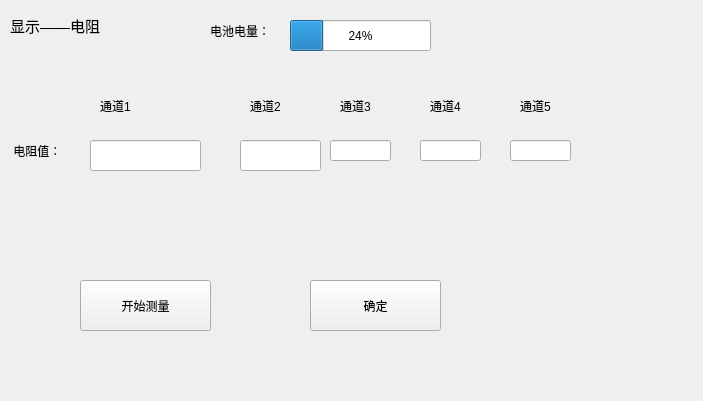
First picture: the form in ui_show/showwin_measureresis.ui, repository Dirck-YHP/Proj_sensor_detect, before the edit.
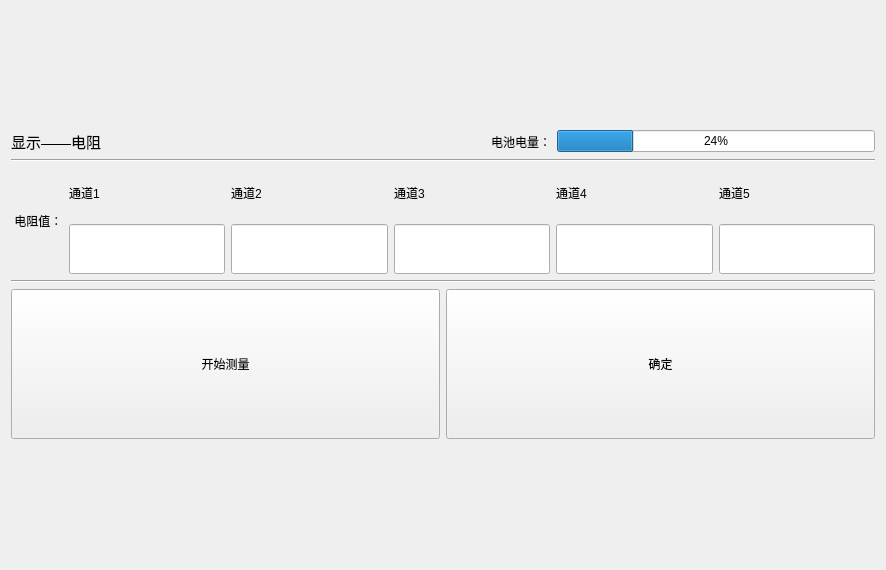
Second picture: the form after the edit.

Patch:
```diff
--- a/ui_show/showwin_measureresis.ui
+++ b/ui_show/showwin_measureresis.ui
@@ -6,22 +6,20 @@
    <rect>
     <x>0</x>
     <y>0</y>
-    <width>703</width>
-    <height>401</height>
+    <width>886</width>
+    <height>570</height>
    </rect>
   </property>
   <property name="windowTitle">
    <string>显示_电阻</string>
   </property>
+  <layout class="QGridLayout" name="gridLayout">
+   <item row="0" column="0">
+    <layout class="QVBoxLayout" name="verticalLayout_6">
+     <item>
+      <layout class="QHBoxLayout" name="horizontalLayout_3">
+       <item>
   <widget class="QLabel" name="label">
-   <property name="geometry">
-    <rect>
-     <x>10</x>
-     <y>10</y>
-     <width>201</width>
-     <height>31</height>
-    </rect>
-   </property>
    <property name="font">
     <font>
      <pointsize>11</pointsize>
@@ -31,181 +29,219 @@
     <string>显示——电阻</string>
    </property>
   </widget>
-  <widget class="QPushButton" name="btn_ok">
-   <property name="geometry">
-    <rect>
-     <x>310</x>
-     <y>280</y>
-     <width>131</width>
-     <height>51</height>
-    </rect>
-   </property>
-   <property name="text">
-    <string>确定</string>
-   </property>
-  </widget>
+       </item>
+       <item>
+        <spacer name="horizontalSpacer">
+         <property name="orientation">
+          <enum>Qt::Horizontal</enum>
+         </property>
+         <property name="sizeHint" stdset="0">
+          <size>
+           <width>40</width>
+           <height>20</height>
+          </size>
+         </property>
+        </spacer>
+       </item>
+       <item>
+        <layout class="QHBoxLayout" name="horizontalLayout_2">
+         <item>
   <widget class="QLabel" name="label_2">
-   <property name="geometry">
-    <rect>
-     <x>210</x>
-     <y>10</y>
-     <width>131</width>
-     <height>41</height>
-    </rect>
-   </property>
    <property name="text">
     <string>电池电量：</string>
    </property>
   </widget>
+         </item>
+         <item>
   <widget class="QProgressBar" name="pBar_battery">
-   <property name="geometry">
-    <rect>
-     <x>290</x>
-     <y>20</y>
-     <width>141</width>
-     <height>31</height>
-    </rect>
-   </property>
    <property name="value">
     <number>24</number>
    </property>
   </widget>
+         </item>
+        </layout>
+       </item>
+      </layout>
+     </item>
+     <item>
+      <widget class="Line" name="line_2">
+       <property name="orientation">
+        <enum>Qt::Horizontal</enum>
+       </property>
+      </widget>
+     </item>
+     <item>
+      <layout class="QHBoxLayout" name="horizontalLayout_4">
+       <item>
   <widget class="QLabel" name="label_3">
-   <property name="geometry">
-    <rect>
-     <x>10</x>
-     <y>130</y>
-     <width>111</width>
-     <height>41</height>
-    </rect>
-   </property>
    <property name="text">
     <string> 电阻值：</string>
    </property>
   </widget>
+       </item>
+       <item>
+        <layout class="QHBoxLayout" name="horizontalLayout">
+         <item>
+          <layout class="QVBoxLayout" name="verticalLayout">
+           <item>
+            <widget class="QLabel" name="label_ch1">
+             <property name="maximumSize">
+              <size>
+               <width>16777215</width>
+               <height>50</height>
+              </size>
+             </property>
+             <property name="text">
+              <string>通道1</string>
+             </property>
+            </widget>
+           </item>
+           <item>
   <widget class="QLineEdit" name="lineE_show_resis_1">
-   <property name="geometry">
-    <rect>
-     <x>90</x>
-     <y>140</y>
-     <width>111</width>
-     <height>31</height>
-    </rect>
-   </property>
-  </widget>
-  <widget class="QLabel" name="label_ch3">
-   <property name="geometry">
-    <rect>
-     <x>340</x>
-     <y>90</y>
-     <width>61</width>
-     <height>31</height>
-    </rect>
-   </property>
-   <property name="text">
-    <string>通道3</string>
-   </property>
-  </widget>
+             <property name="minimumSize">
+              <size>
+               <width>0</width>
+               <height>50</height>
+              </size>
+             </property>
+            </widget>
+           </item>
+          </layout>
+         </item>
+         <item>
+          <layout class="QVBoxLayout" name="verticalLayout_2">
+           <item>
   <widget class="QLabel" name="label_ch2">
-   <property name="geometry">
-    <rect>
-     <x>250</x>
-     <y>90</y>
-     <width>61</width>
-     <height>31</height>
-    </rect>
+             <property name="maximumSize">
+              <size>
+               <width>16777215</width>
+               <height>50</height>
+              </size>
    </property>
    <property name="text">
     <string>通道2</string>
    </property>
   </widget>
-  <widget class="QLabel" name="label_ch5">
-   <property name="geometry">
-    <rect>
-     <x>520</x>
-     <y>90</y>
-     <width>61</width>
-     <height>31</height>
-    </rect>
-   </property>
-   <property name="text">
-    <string>通道5</string>
-   </property>
-  </widget>
-  <widget class="QLabel" name="label_ch4">
-   <property name="geometry">
-    <rect>
-     <x>430</x>
-     <y>90</y>
-     <width>61</width>
-     <height>31</height>
-    </rect>
-   </property>
-   <property name="text">
-    <string>通道4</string>
-   </property>
-  </widget>
-  <widget class="QLabel" name="label_ch1">
-   <property name="geometry">
-    <rect>
-     <x>100</x>
-     <y>90</y>
-     <width>61</width>
-     <height>31</height>
-    </rect>
-   </property>
-   <property name="text">
-    <string>通道1</string>
-   </property>
-  </widget>
+           </item>
+           <item>
   <widget class="QLineEdit" name="lineE_show_resis_2">
-   <property name="geometry">
-    <rect>
-     <x>240</x>
-     <y>140</y>
-     <width>81</width>
-     <height>31</height>
-    </rect>
-   </property>
-  </widget>
+             <property name="minimumSize">
+              <size>
+               <width>0</width>
+               <height>50</height>
+              </size>
+             </property>
+            </widget>
+           </item>
+          </layout>
+         </item>
+         <item>
+          <layout class="QVBoxLayout" name="verticalLayout_3">
+           <item>
+            <widget class="QLabel" name="label_ch3">
+             <property name="maximumSize">
+              <size>
+               <width>16777215</width>
+               <height>50</height>
+              </size>
+             </property>
+             <property name="text">
+              <string>通道3</string>
+             </property>
+            </widget>
+           </item>
+           <item>
   <widget class="QLineEdit" name="lineE_show_resis_3">
-   <property name="geometry">
-    <rect>
-     <x>330</x>
-     <y>140</y>
-     <width>61</width>
-     <height>21</height>
-    </rect>
-   </property>
-  </widget>
+             <property name="minimumSize">
+              <size>
+               <width>0</width>
+               <height>50</height>
+              </size>
+             </property>
+            </widget>
+           </item>
+          </layout>
+         </item>
+         <item>
+          <layout class="QVBoxLayout" name="verticalLayout_4">
+           <item>
+            <widget class="QLabel" name="label_ch4">
+             <property name="maximumSize">
+              <size>
+               <width>16777215</width>
+               <height>50</height>
+              </size>
+             </property>
+             <property name="text">
+              <string>通道4</string>
+             </property>
+            </widget>
+           </item>
+           <item>
   <widget class="QLineEdit" name="lineE_show_resis_4">
-   <property name="geometry">
-    <rect>
-     <x>420</x>
-     <y>140</y>
-     <width>61</width>
-     <height>21</height>
-    </rect>
-   </property>
-  </widget>
+             <property name="minimumSize">
+              <size>
+               <width>0</width>
+               <height>50</height>
+              </size>
+             </property>
+            </widget>
+           </item>
+          </layout>
+         </item>
+         <item>
+          <layout class="QVBoxLayout" name="verticalLayout_5">
+           <item>
+            <widget class="QLabel" name="label_ch5">
+             <property name="maximumSize">
+              <size>
+               <width>16777215</width>
+               <height>50</height>
+              </size>
+             </property>
+             <property name="text">
+              <string>通道5</string>
+             </property>
+            </widget>
+           </item>
+           <item>
   <widget class="QLineEdit" name="lineE_show_resis_5">
-   <property name="geometry">
-    <rect>
-     <x>510</x>
-     <y>140</y>
-     <width>61</width>
-     <height>21</height>
-    </rect>
-   </property>
-  </widget>
+             <property name="minimumSize">
+              <size>
+               <width>0</width>
+               <height>50</height>
+              </size>
+             </property>
+            </widget>
+           </item>
+          </layout>
+         </item>
+        </layout>
+       </item>
+      </layout>
+     </item>
+     <item>
+      <widget class="Line" name="line">
+       <property name="orientation">
+        <enum>Qt::Horizontal</enum>
+       </property>
+      </widget>
+     </item>
+     <item>
+      <layout class="QHBoxLayout" name="horizontalLayout_5">
+       <item>
   <widget class="QPushButton" name="btn_start_finish_mea">
-   <property name="geometry">
-    <rect>
-     <x>80</x>
-     <y>280</y>
-     <width>131</width>
-     <height>51</height>
-    </rect>
+         <property name="sizePolicy">
+          <sizepolicy hsizetype="Minimum" vsizetype="Preferred">
+           <horstretch>0</horstretch>
+           <verstretch>0</verstretch>
+          </sizepolicy>
+         </property>
+         <property name="maximumSize">
+          <size>
+           <width>16777215</width>
+           <height>150</height>
+          </size>
    </property>
    <property name="text">
     <string>开始测量</string>
@@ -214,6 +250,31 @@
     <bool>true</bool>
    </property>
   </widget>
+       </item>
+       <item>
+        <widget class="QPushButton" name="btn_ok">
+         <property name="sizePolicy">
+          <sizepolicy hsizetype="Minimum" vsizetype="Preferred">
+           <horstretch>0</horstretch>
+           <verstretch>0</verstretch>
+          </sizepolicy>
+         </property>
+         <property name="maximumSize">
+          <size>
+           <width>16777215</width>
+           <height>150</height>
+          </size>
+         </property>
+         <property name="text">
+          <string>确定</string>
+         </property>
+        </widget>
+       </item>
+      </layout>
+     </item>
+    </layout>
+   </item>
+  </layout>
  </widget>
  <resources/>
  <connections/>
```
Lines whose indentation alone changed are shown as unchanged.
